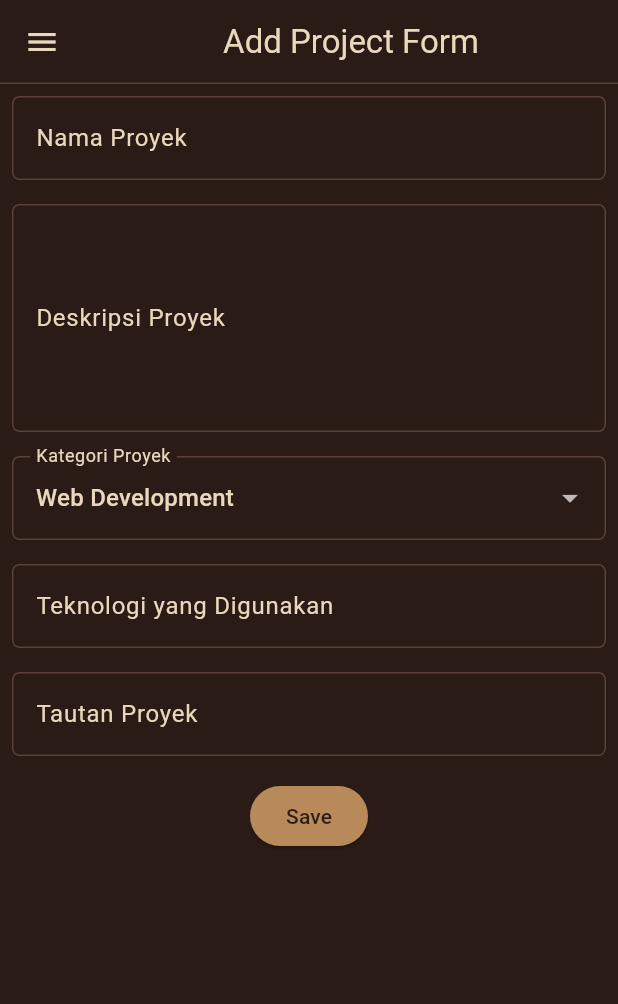
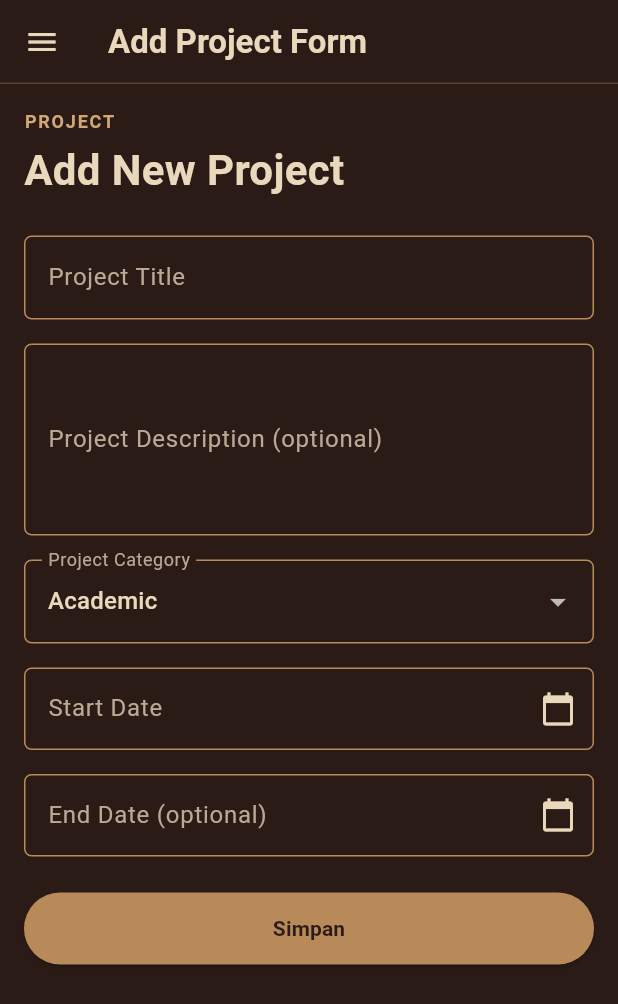
Before and after one commit to JohannesNichola/myportofolio_mobile, a Flutter app: the ProjectFormPage screen opened directly, on a phone screen of 412 x 824 dp. Shown: the top 1004 px of the screen. Run offline on Flutter 3.47's test engine with Material 3 defaults, Android fonts, the phone set to English and light mode, and no system bars; our stand-ins replace material_ui.

Commit message:
refactor(form): align project form fields and validation with Django model

```diff
--- a/lib/screens/project_form.dart
+++ b/lib/screens/project_form.dart
@@ -1,8 +1,11 @@
 import 'package:material_ui/material_ui.dart';
 import 'package:myportofolio_mobile/palette.dart';
+import 'package:myportofolio_mobile/utils/validators.dart';
+import 'package:myportofolio_mobile/widgets/form_inputs.dart';
 import 'package:myportofolio_mobile/widgets/left_drawer.dart';
+import 'package:myportofolio_mobile/widgets/summary_dialog.dart';
 
-/// Halaman form untuk menambahkan project baru.
+/// Halaman form untuk menambahkan Project (field mengikuti model Django).
 class ProjectFormPage extends StatefulWidget {
   const ProjectFormPage({super.key});
 
@@ -13,26 +16,58 @@ class ProjectFormPage extends StatefulWidget {
 class _ProjectFormPageState extends State<ProjectFormPage> {
   final _formKey = GlobalKey<FormState>();
 
-  String _projectName = "";
-  String _description = "";
-  String _category = "Web Development"; // default
-  String _technologies = "";
-  String _projectLink = "";
+  // Pilihan kategori mengikuti PROJECT_CATEGORIES pada model Django.
+  static const String _defaultCategory = 'academic';
+  static const Map<String, String> _categories = {
+    'academic': 'Academic',
+    'professional': 'Professional',
+    'personal': 'Personal',
+  };
 
-  final List<String> _categories = [
-    'Web Development',
-    'Mobile Development',
-    'Machine Learning',
-    'Data Science',
-    'Other',
-  ];
+  String _title = '';
+  String _description = '';
+  String _category = _defaultCategory;
+  DateTime? _startedAt;
+  DateTime? _endedAt;
+
+  /// Memvalidasi form; jika lolos, tampilkan ringkasan lalu kosongkan form.
+  Future<void> _save() async {
+    if (!_formKey.currentState!.validate()) return;
+
+    await showSummaryDialog(
+      context: context,
+      title: 'Project berhasil ditambahkan!',
+      data: {
+        'Title': _title.trim(),
+        'Description': orDash(_description),
+        'Category': _categories[_category]!,
+        'Start Date': formatDate(_startedAt!),
+        'End Date': _endedAt == null ? 'Ongoing' : formatDate(_endedAt!),
+      },
+    );
+
+    if (!mounted) return;
+    _resetForm();
+  }
+
+  void _resetForm() {
+    _formKey.currentState!.reset();
+    setState(() {
+      _title = '';
+      _description = '';
+      _category = _defaultCategory;
+      _startedAt = null;
+      _endedAt = null;
+    });
+  }
 
   @override
   Widget build(BuildContext context) {
     return Scaffold(
       appBar: AppBar(
-        title: const Center(
-          child: Text('Add Project Form'),
+        title: const Text(
+          'Add Project Form',
+          style: TextStyle(fontWeight: FontWeight.bold),
         ),
         backgroundColor: AppColors.paper,
         foregroundColor: AppColors.ink,
@@ -43,173 +78,52 @@ class _ProjectFormPageState extends State<ProjectFormPage> {
       body: Form(
         key: _formKey,
         child: SingleChildScrollView(
+          padding: const EdgeInsets.all(16.0),
+          child: Center(
+            child: ConstrainedBox(
+              constraints: const BoxConstraints(maxWidth: 640),
               child: Column(
                 crossAxisAlignment: CrossAxisAlignment.start,
                 children: [
-              // === Project Name ===
-              Padding(
-                padding: const EdgeInsets.all(8.0),
-                child: TextFormField(
-                  decoration: InputDecoration(
-                    hintText: "Nama Proyek",
-                    labelText: "Nama Proyek",
-                    border: OutlineInputBorder(
-                      borderRadius: BorderRadius.circular(5.0),
+                  const FormHeader(
+                    kicker: 'Project',
+                    title: 'Add New Project',
                   ),
+                  FormTextField(
+                    label: 'Project Title',
+                    hint: 'Portfolio Website',
+                    onChanged: (value) => _title = value,
+                    validator: (value) =>
+                        Validators.requiredText(value, 'Judul proyek'),
                   ),
-                  onChanged: (String? value) {
-                    setState(() {
-                      _projectName = value!;
-                    });
-                  },
-                  validator: (String? value) {
-                    if (value == null || value.trim().isEmpty) {
-                      return "Nama proyek tidak boleh kosong!";
-                    }
-                    return null;
-                  },
+                  FormTextField(
+                    label: 'Project Description (optional)',
+                    hint: 'Tell me about your project',
+                    maxLines: 4,
+                    onChanged: (value) => _description = value,
                   ),
+                  FormDropdown(
+                    label: 'Project Category',
+                    options: _categories,
+                    initialValue: _defaultCategory,
+                    onChanged: (value) => _category = value,
                   ),
-
-              // === Description ===
-              Padding(
-                padding: const EdgeInsets.all(8.0),
-                child: TextFormField(
-                  maxLines: 5,
-                  decoration: InputDecoration(
-                    hintText: "Deskripsi Proyek",
-                    labelText: "Deskripsi Proyek",
-                    border: OutlineInputBorder(
-                      borderRadius: BorderRadius.circular(5.0),
+                  FormDateField(
+                    label: 'Start Date',
+                    onChanged: (date) => _startedAt = date,
+                    validator: (date) =>
+                        Validators.requiredDate(date, 'Tanggal mulai'),
                   ),
+                  FormDateField(
+                    label: 'End Date (optional)',
+                    clearable: true,
+                    onChanged: (date) => _endedAt = date,
+                    validator: (date) => Validators.endDate(date, _startedAt),
                   ),
-                  onChanged: (String? value) {
-                    setState(() {
-                      _description = value!;
-                    });
-                  },
-                  validator: (String? value) {
-                    if (value == null || value.trim().isEmpty) {
-                      return "Deskripsi proyek tidak boleh kosong!";
-                    }
-                    return null;
-                  },
-                ),
-              ),
-
-              // === Category ===
-              Padding(
-                padding: const EdgeInsets.all(8.0),
-                child: DropdownButtonFormField<String>(
-                  decoration: InputDecoration(
-                    labelText: "Kategori Proyek",
-                    border: OutlineInputBorder(
-                      borderRadius: BorderRadius.circular(5.0),
-                    ),
-                  ),
-                  initialValue: _category,
-                  items: _categories
-                      .map((category) => DropdownMenuItem(
-                            value: category,
-                            child: Text(category),
-                          ))
-                      .toList(),
-                  onChanged: (String? newValue) {
-                    setState(() {
-                      _category = newValue!;
-                    });
-                  },
-                ),
-              ),
-
-              // === Technologies ===
-              Padding(
-                padding: const EdgeInsets.all(8.0),
-                child: TextFormField(
-                  decoration: InputDecoration(
-                    hintText: "Contoh: Flutter, Django, Figma",
-                    labelText: "Teknologi yang Digunakan",
-                    border: OutlineInputBorder(
-                      borderRadius: BorderRadius.circular(5.0),
-                    ),
-                  ),
-                  onChanged: (String? value) {
-                    setState(() {
-                      _technologies = value!;
-                    });
-                  },
-                ),
-              ),
-
-              // === Project Link ===
-              Padding(
-                padding: const EdgeInsets.all(8.0),
-                child: TextFormField(
-                  decoration: InputDecoration(
-                    hintText: "URL Proyek (opsional)",
-                    labelText: "Tautan Proyek",
-                    border: OutlineInputBorder(
-                      borderRadius: BorderRadius.circular(5.0),
-                    ),
-                  ),
-                  onChanged: (String? value) {
-                    setState(() {
-                      _projectLink = value!;
-                    });
-                  },
-                ),
-              ),
-
-              // === Tombol Simpan ===
-              Align(
-                alignment: Alignment.bottomCenter,
-                child: Padding(
-                  padding: const EdgeInsets.all(8.0),
-                  child: ElevatedButton(
-                    style: ButtonStyle(
-                      backgroundColor: WidgetStateProperty.all(AppColors.accent),
-                    ),
-                    onPressed: () {
-                      if (_formKey.currentState!.validate()) {
-                        showDialog(
-                          context: context,
-                          builder: (context) {
-                            return AlertDialog(
-                              title: const Text('Proyek berhasil ditambahkan!'),
-                              content: SingleChildScrollView(
-                                child: Column(
-                                  crossAxisAlignment: CrossAxisAlignment.start,
-                                  children: [
-                                    Text('Nama Proyek: $_projectName'),
-                                    Text('Deskripsi: $_description'),
-                                    Text('Kategori: $_category'),
-                                    Text('Teknologi: $_technologies'),
-                                    Text('Tautan: $_projectLink'),
+                  FormSaveButton(onPressed: _save),
                 ],
               ),
             ),
-                              actions: [
-                                TextButton(
-                                  child: const Text('OK'),
-                                  onPressed: () {
-                                    Navigator.pop(context);
-                                    _formKey.currentState!.reset();
-                                  },
-                                ),
-                              ],
-                            );
-                          },
-                        );
-                      }
-                    },
-                    child: const Text(
-                      "Save",
-                      style: TextStyle(color: AppColors.paper),
-                    ),
-                  ),
-                ),
-              ),
-            ],
           ),
         ),
       ),
```
Lines whose indentation alone changed are shown as unchanged.
